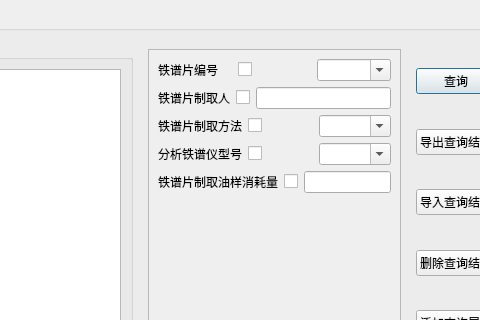
Qt form advancesearchdlg.ui (WooodHead/labelling3) before a commit; both pictures show x 150 to 630 and y 0 to 320 of the 935 by 655 pixel window.
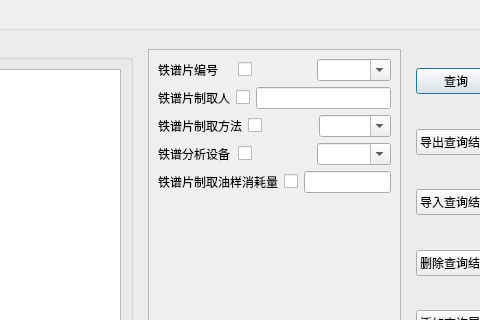
The same form after that commit. The open tabs and pages were chosen to show the change.

Commit message: fix bugs:export delete

```diff
--- a/advancesearchdlg.ui
+++ b/advancesearchdlg.ui
@@ -1623,7 +1623,7 @@
                 <item>
                  <widget class="QLabel" name="label_66">
                   <property name="text">
-                   <string>分析铁谱仪型号</string>
+                   <string>铁谱分析设备</string>
                   </property>
                  </widget>
                 </item>
```
Left out of the diff: 6 changed lines with no effect on the pictures. The commit also changes 2 other files.
